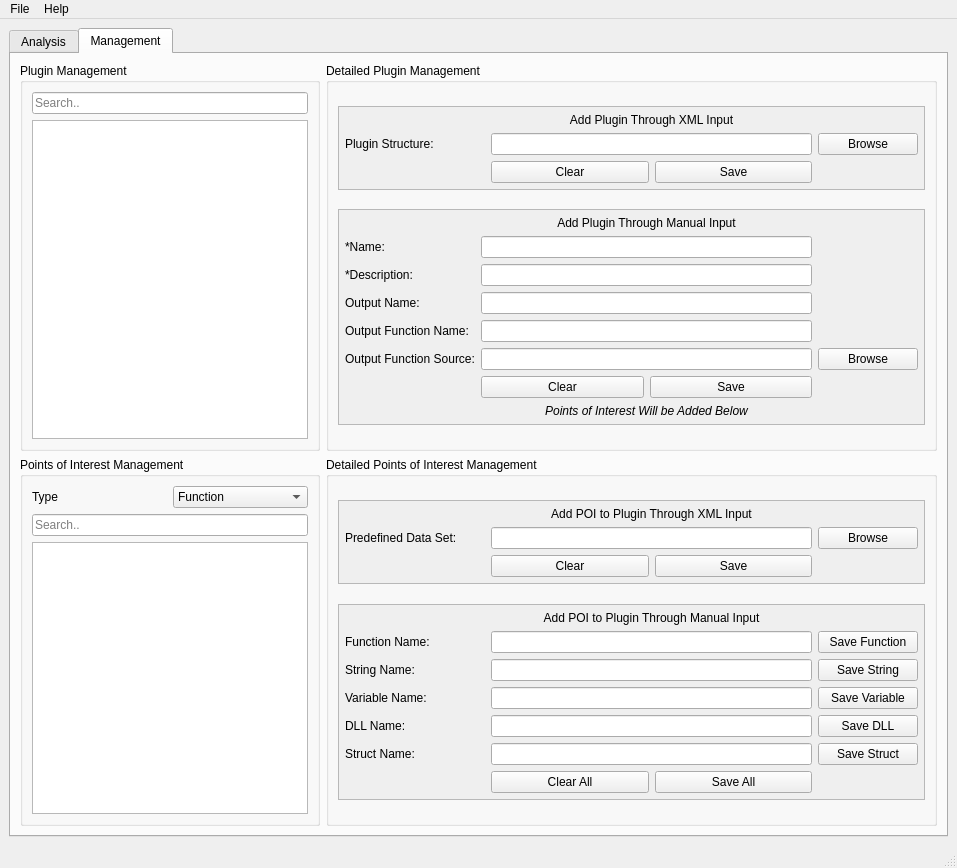
Above: src/GUI/ui_files/BATT5_GUI.ui from adalio0/BATT5 before the change. Below: the same form after it.
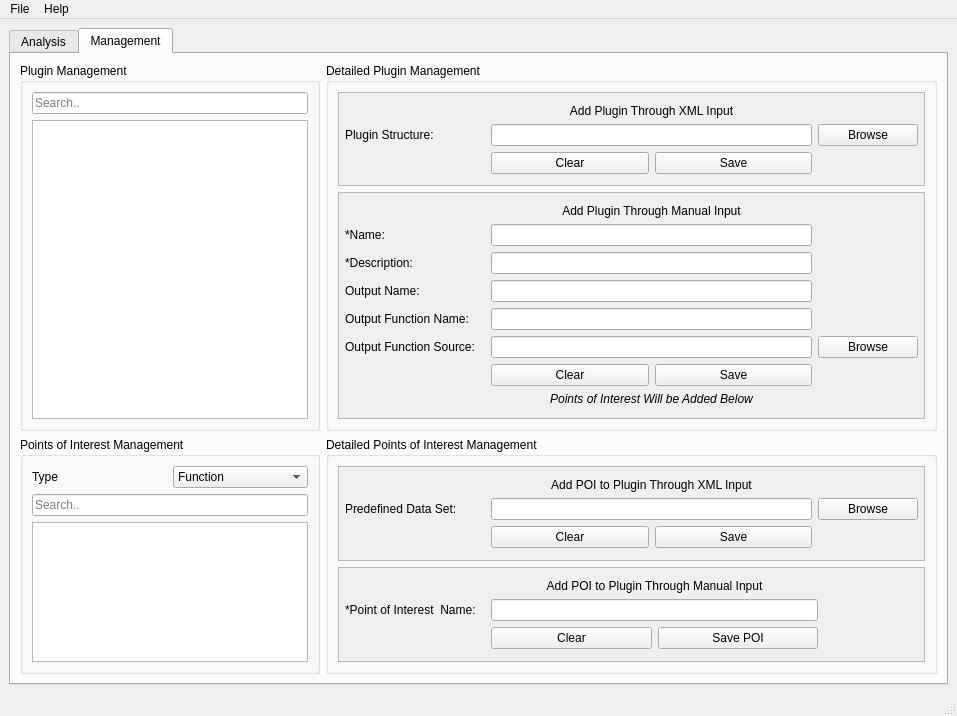
That is the form after the change. The open tabs and pages were chosen to show the change.

Diff of the .ui file:
```diff
--- a/src/GUI/ui_files/BATT5_GUI.ui
+++ b/src/GUI/ui_files/BATT5_GUI.ui
@@ -10,7 +10,7 @@
     <x>0</x>
     <y>0</y>
     <width>957</width>
-    <height>868</height>
+    <height>716</height>
    </rect>
   </property>
   <property name="windowTitle">
@@ -873,19 +873,6 @@
              <string>Detailed Plugin Management</string>
             </property>
             <layout class="QVBoxLayout" name="verticalLayout_15">
-             <item>
-              <spacer name="verticalSpacer_3">
-               <property name="orientation">
-                <enum>Qt::Vertical</enum>
-               </property>
-               <property name="sizeHint" stdset="0">
-                <size>
-                 <width>20</width>
-                 <height>40</height>
-                </size>
-               </property>
-              </spacer>
-             </item>
              <item>
               <widget class="QFrame" name="frame_4">
                <property name="whatsThis">
@@ -913,6 +900,19 @@
                 <property name="bottomMargin">
                  <number>6</number>
                 </property>
+                <item>
+                 <spacer name="verticalSpacer_3">
+                  <property name="orientation">
+                   <enum>Qt::Vertical</enum>
+                  </property>
+                  <property name="sizeHint" stdset="0">
+                   <size>
+                    <width>20</width>
+                    <height>40</height>
+                   </size>
+                  </property>
+                 </spacer>
+                </item>
                 <item>
                  <layout class="QGridLayout" name="manualPluginAdd">
                   <item row="1" column="1">
@@ -1016,22 +1016,22 @@
                   </item>
                  </layout>
                 </item>
+                <item>
+                 <spacer name="verticalSpacer_8">
+                  <property name="orientation">
+                   <enum>Qt::Vertical</enum>
+                  </property>
+                  <property name="sizeHint" stdset="0">
+                   <size>
+                    <width>20</width>
+                    <height>40</height>
+                   </size>
+                  </property>
+                 </spacer>
+                </item>
                </layout>
               </widget>
              </item>
-             <item>
-              <spacer name="verticalSpacer">
-               <property name="orientation">
-                <enum>Qt::Vertical</enum>
-               </property>
-               <property name="sizeHint" stdset="0">
-                <size>
-                 <width>20</width>
-                 <height>40</height>
-                </size>
-               </property>
-              </spacer>
-             </item>
              <item>
               <widget class="QFrame" name="frame_3">
                <property name="autoFillBackground">
@@ -1056,22 +1056,22 @@
                 <property name="bottomMargin">
                  <number>6</number>
                 </property>
+                <item>
+                 <spacer name="verticalSpacer">
+                  <property name="orientation">
+                   <enum>Qt::Vertical</enum>
+                  </property>
+                  <property name="sizeHint" stdset="0">
+                   <size>
+                    <width>20</width>
+                    <height>40</height>
+                   </size>
+                  </property>
+                 </spacer>
+                </item>
                 <item>
                  <layout class="QGridLayout" name="gridLayout_2">
-                  <item row="5" column="2">
-                   <widget class="QPushButton" name="dpmOutFuncSource_button">
-                    <property name="minimumSize">
-                     <size>
-                      <width>100</width>
-                      <height>0</height>
-                     </size>
-                    </property>
-                    <property name="text">
-                     <string>Browse</string>
-                    </property>
-                   </widget>
-                  </item>
-                  <item row="4" column="0">
+                  <item row="5" column="0">
                    <widget class="QLabel" name="dpmOutFuncName_label">
                     <property name="minimumSize">
                      <size>
@@ -1090,10 +1090,10 @@
                     </property>
                    </widget>
                   </item>
-                  <item row="2" column="1">
+                  <item row="3" column="1">
                    <widget class="QLineEdit" name="dpmPluginDesc_lineEdit"/>
                   </item>
-                  <item row="3" column="0">
+                  <item row="4" column="0">
                    <widget class="QLabel" name="dpmOutName_lable">
                     <property name="minimumSize">
                      <size>
@@ -1112,7 +1112,7 @@
                     </property>
                    </widget>
                   </item>
-                  <item row="6" column="1">
+                  <item row="7" column="1">
                    <layout class="QHBoxLayout" name="horizontalLayout_8">
                     <item>
                      <widget class="QPushButton" name="clearManualPlugin_button">
@@ -1130,7 +1130,7 @@
                     </item>
                    </layout>
                   </item>
-                  <item row="5" column="0">
+                  <item row="6" column="0">
                    <widget class="QLabel" name="dpmOutFuncSource_label">
                     <property name="minimumSize">
                      <size>
@@ -1149,7 +1149,23 @@
                     </property>
                    </widget>
                   </item>
-                  <item row="0" column="1">
+                  <item row="6" column="2">
+                   <widget class="QPushButton" name="dpmOutFuncSource_button">
+                    <property name="minimumSize">
+                     <size>
+                      <width>100</width>
+                      <height>0</height>
+                     </size>
+                    </property>
+                    <property name="text">
+                     <string>Browse</string>
+                    </property>
+                   </widget>
+                  </item>
+                  <item row="2" column="1">
+                   <widget class="QLineEdit" name="dpmPluginName_lineEdit"/>
+                  </item>
+                  <item row="1" column="1">
                    <widget class="QLabel" name="pluginEditingStatus_label">
                     <property name="maximumSize">
                      <size>
@@ -1171,54 +1187,10 @@
                     </property>
                    </widget>
                   </item>
-                  <item row="3" column="1">
-                   <widget class="QLineEdit" name="dpmOutName_lineEdit"/>
-                  </item>
-                  <item row="1" column="1">
-                   <widget class="QLineEdit" name="dpmPluginName_lineEdit"/>
-                  </item>
-                  <item row="1" column="0">
-                   <widget class="QLabel" name="dpmPluginName_label">
-                    <property name="minimumSize">
-                     <size>
-                      <width>120</width>
-                      <height>0</height>
-                     </size>
-                    </property>
-                    <property name="maximumSize">
-                     <size>
-                      <width>16777215</width>
-                      <height>16777215</height>
-                     </size>
-                    </property>
-                    <property name="text">
-                     <string>*Name:</string>
-                    </property>
-                   </widget>
-                  </item>
-                  <item row="4" column="1">
-                   <widget class="QLineEdit" name="dpmOutFuncName_lineEdit"/>
-                  </item>
-                  <item row="2" column="0">
-                   <widget class="QLabel" name="dpmPluginDesc_label">
-                    <property name="minimumSize">
-                     <size>
-                      <width>120</width>
-                      <height>0</height>
-                     </size>
-                    </property>
-                    <property name="maximumSize">
-                     <size>
-                      <width>16777215</width>
-                      <height>16777215</height>
-                     </size>
-                    </property>
-                    <property name="text">
-                     <string>*Description:</string>
-                    </property>
-                   </widget>
-                  </item>
                   <item row="5" column="1">
+                   <widget class="QLineEdit" name="dpmOutFuncName_lineEdit"/>
+                  </item>
+                  <item row="6" column="1">
                    <widget class="QLineEdit" name="dpmOutFuncSource_lineEdit">
                     <property name="font">
                      <font>
@@ -1236,7 +1208,26 @@
                     </property>
                    </widget>
                   </item>
-                  <item row="7" column="1">
+                  <item row="3" column="0">
+                   <widget class="QLabel" name="dpmPluginDesc_label">
+                    <property name="minimumSize">
+                     <size>
+                      <width>120</width>
+                      <height>0</height>
+                     </size>
+                    </property>
+                    <property name="maximumSize">
+                     <size>
+                      <width>16777215</width>
+                      <height>16777215</height>
+                     </size>
+                    </property>
+                    <property name="text">
+                     <string>*Description:</string>
+                    </property>
+                   </widget>
+                  </item>
+                  <item row="8" column="1">
                    <widget class="QLabel" name="label_7">
                     <property name="font">
                      <font>
@@ -1251,24 +1242,46 @@
                     </property>
                    </widget>
                   </item>
+                  <item row="4" column="1">
+                   <widget class="QLineEdit" name="dpmOutName_lineEdit"/>
+                  </item>
+                  <item row="2" column="0">
+                   <widget class="QLabel" name="dpmPluginName_label">
+                    <property name="minimumSize">
+                     <size>
+                      <width>140</width>
+                      <height>0</height>
+                     </size>
+                    </property>
+                    <property name="maximumSize">
+                     <size>
+                      <width>16777215</width>
+                      <height>16777215</height>
+                     </size>
+                    </property>
+                    <property name="text">
+                     <string>*Name:</string>
+                    </property>
+                   </widget>
+                  </item>
                  </layout>
                 </item>
+                <item>
+                 <spacer name="verticalSpacer_4">
+                  <property name="orientation">
+                   <enum>Qt::Vertical</enum>
+                  </property>
+                  <property name="sizeHint" stdset="0">
+                   <size>
+                    <width>20</width>
+                    <height>40</height>
+                   </size>
+                  </property>
+                 </spacer>
+                </item>
                </layout>
               </widget>
              </item>
-             <item>
-              <spacer name="verticalSpacer_4">
-               <property name="orientation">
-                <enum>Qt::Vertical</enum>
-               </property>
-               <property name="sizeHint" stdset="0">
-                <size>
-                 <width>20</width>
-                 <height>40</height>
-                </size>
-               </property>
-              </spacer>
-             </item>
             </layout>
            </widget>
           </item>
@@ -1378,19 +1391,6 @@
              <string>Detailed Points of Interest Management</string>
             </property>
             <layout class="QVBoxLayout" name="verticalLayout_18">
-             <item>
-              <spacer name="verticalSpacer_5">
-               <property name="orientation">
-                <enum>Qt::Vertical</enum>
-               </property>
-               <property name="sizeHint" stdset="0">
-                <size>
-                 <width>20</width>
-                 <height>40</height>
-                </size>
-               </property>
-              </spacer>
-             </item>
              <item>
               <widget class="QFrame" name="frame">
                <property name="minimumSize">
@@ -1421,6 +1421,19 @@
                 <property name="bottomMargin">
                  <number>6</number>
                 </property>
+                <item>
+                 <spacer name="verticalSpacer_5">
+                  <property name="orientation">
+                   <enum>Qt::Vertical</enum>
+                  </property>
+                  <property name="sizeHint" stdset="0">
+                   <size>
+                    <width>20</width>
+                    <height>40</height>
+                   </size>
+                  </property>
+                 </spacer>
+                </item>
                 <item>
                  <layout class="QGridLayout" name="gridLayout_3">
                   <item row="1" column="2">
@@ -1530,22 +1543,22 @@
                   </item>
                  </layout>
                 </item>
+                <item>
+                 <spacer name="verticalSpacer_7">
+                  <property name="orientation">
+                   <enum>Qt::Vertical</enum>
+                  </property>
+                  <property name="sizeHint" stdset="0">
+                   <size>
+                    <width>20</width>
+                    <height>40</height>
+                   </size>
+                  </property>
+                 </spacer>
+                </item>
                </layout>
               </widget>
              </item>
-             <item>
-              <spacer name="verticalSpacer_2">
-               <property name="orientation">
-                <enum>Qt::Vertical</enum>
-               </property>
-               <property name="sizeHint" stdset="0">
-                <size>
-                 <width>20</width>
-                 <height>40</height>
-                </size>
-               </property>
-              </spacer>
-             </item>
              <item>
               <widget class="QFrame" name="frame_2">
                <property name="autoFillBackground">
@@ -1573,169 +1586,123 @@
                 <property name="bottomMargin">
                  <number>6</number>
                 </property>
+                <item>
+                 <spacer name="verticalSpacer_2">
+                  <property name="orientation">
+                   <enum>Qt::Vertical</enum>
+                  </property>
+                  <property name="sizeHint" stdset="0">
+                   <size>
+                    <width>20</width>
+                    <height>40</height>
+                   </size>
+                  </property>
+                 </spacer>
+                </item>
                 <item>
                  <layout class="QGridLayout" name="gridLayout">
-                  <item row="3" column="0">
-                   <widget class="QLabel" name="varName_label">
-                    <property name="text">
-                     <string>Variable Name:</string>
-                    </property>
-                   </widget>
-                  </item>
                   <item row="2" column="0">
-                   <widget class="QLabel" name="strName_label">
-                    <property name="text">
-                     <string>String Name:</string>
-                    </property>
-                   </widget>
-                  </item>
-                  <item row="5" column="0">
-                   <widget class="QLabel" name="label">
-                    <property name="text">
-                     <string>Struct Name:</string>
-                    </property>
-                   </widget>
-                  </item>
-                  <item row="3" column="3">
-                   <widget class="QPushButton" name="saveVar_button">
-                    <property name="text">
-                     <string>Save Variable</string>
-                    </property>
-                   </widget>
-                  </item>
-                  <item row="4" column="0">
-                   <widget class="QLabel" name="dllName_label">
-                    <property name="text">
-                     <string>DLL Name:</string>
-                    </property>
-                   </widget>
-                  </item>
-                  <item row="3" column="2">
-                   <widget class="QLineEdit" name="varName_lineEdit"/>
-                  </item>
-                  <item row="5" column="2">
-                   <widget class="QLineEdit" name="structName_lineEdit"/>
-                  </item>
-                  <item row="5" column="3">
-                   <widget class="QPushButton" name="saveStruct_button">
-                    <property name="text">
-                     <string>Save Struct</string>
-                    </property>
-                   </widget>
-                  </item>
-                  <item row="0" column="2">
-                   <widget class="QLabel" name="addPoiManual_label">
-                    <property name="maximumSize">
-                     <size>
-                      <width>16777215</width>
-                      <height>25</height>
-                     </size>
-                    </property>
-                    <property name="font">
-                     <font>
-                      <weight>50</weight>
-                      <bold>false</bold>
-                     </font>
-                    </property>
-                    <property name="text">
-                     <string>Add POI to Plugin Through Manual Input</string>
-                    </property>
-                    <property name="alignment">
-                     <set>Qt::AlignCenter</set>
-                    </property>
-                   </widget>
-                  </item>
-                  <item row="1" column="2">
-                   <widget class="QLineEdit" name="funcName_lineEdit"/>
-                  </item>
-                  <item row="1" column="3">
-                   <widget class="QPushButton" name="saveFunc_button">
+                   <widget class="QLabel" name="addPoi_label">
                     <property name="minimumSize">
                      <size>
-                      <width>100</width>
+                      <width>140</width>
                       <height>0</height>
                      </size>
                     </property>
+                    <property name="maximumSize">
+                     <size>
+                      <width>16777215</width>
+                      <height>16777215</height>
+                     </size>
+                    </property>
                     <property name="text">
-                     <string>Save Function</string>
+                     <string>*Point of Interest  Name:</string>
                     </property>
                    </widget>
                   </item>
                   <item row="2" column="2">
                    <widget class="QLineEdit" name="strName_lineEdit"/>
                   </item>
-                  <item row="1" column="0">
-                   <widget class="QLabel" name="funcName_label">
-                    <property name="minimumSize">
-                     <size>
-                      <width>140</width>
-                      <height>0</height>
-                     </size>
-                    </property>
-                    <property name="maximumSize">
-                     <size>
-                      <width>16777215</width>
-                      <height>16777215</height>
-                     </size>
-                    </property>
-                    <property name="text">
-                     <string>Function Name:</string>
-                    </property>
-                   </widget>
-                  </item>
-                  <item row="6" column="2">
+                  <item row="3" column="2">
                    <layout class="QHBoxLayout" name="horizontalLayout_11">
                     <item>
                      <widget class="QPushButton" name="clearPoiAll_button">
                       <property name="text">
-                       <string>Clear All</string>
+                       <string>Clear</string>
                       </property>
                      </widget>
                     </item>
                     <item>
-                     <widget class="QPushButton" name="pushButton_2">
+                     <widget class="QPushButton" name="savePoi_button">
+                      <property name="minimumSize">
+                       <size>
+                        <width>100</width>
+                        <height>0</height>
+                       </size>
+                      </property>
                       <property name="text">
-                       <string>Save All</string>
+                       <string>Save POI</string>
                       </property>
                      </widget>
                     </item>
                    </layout>
                   </item>
-                  <item row="4" column="3">
-                   <widget class="QPushButton" name="saveDll_button">
+                  <item row="1" column="2">
+                   <widget class="QLabel" name="addPoiManual_label">
+                    <property name="maximumSize">
+                     <size>
+                      <width>16777215</width>
+                      <height>25</height>
+                     </size>
+                    </property>
+                    <property name="font">
+                     <font>
+                      <weight>50</weight>
+                      <bold>false</bold>
+                     </font>
+                    </property>
                     <property name="text">
-                     <string>Save DLL</string>
+                     <string>Add POI to Plugin Through Manual Input</string>
+                    </property>
+                    <property name="alignment">
+                     <set>Qt::AlignCenter</set>
                     </property>
                    </widget>
                   </item>
-                  <item row="4" column="2">
-                   <widget class="QLineEdit" name="dllName_lineEdit"/>
-                  </item>
                   <item row="2" column="3">
-                   <widget class="QPushButton" name="saveString_button">
-                    <property name="text">
-                     <string>Save String</string>
+                   <spacer name="horizontalSpacer">
+                    <property name="orientation">
+                     <enum>Qt::Horizontal</enum>
                     </property>
-                   </widget>
+                    <property name="sizeType">
+                     <enum>QSizePolicy::Fixed</enum>
+                    </property>
+                    <property name="sizeHint" stdset="0">
+                     <size>
+                      <width>100</width>
+                      <height>20</height>
+                     </size>
+                    </property>
+                   </spacer>
                   </item>
                  </layout>
                 </item>
+                <item>
+                 <spacer name="verticalSpacer_6">
+                  <property name="orientation">
+                   <enum>Qt::Vertical</enum>
+                  </property>
+                  <property name="sizeHint" stdset="0">
+                   <size>
+                    <width>20</width>
+                    <height>40</height>
+                   </size>
+                  </property>
+                 </spacer>
+                </item>
                </layout>
               </widget>
              </item>
-             <item>
-              <spacer name="verticalSpacer_6">
-               <property name="orientation">
-                <enum>Qt::Vertical</enum>
-               </property>
-               <property name="sizeHint" stdset="0">
-                <size>
-                 <width>20</width>
-                 <height>40</height>
-                </size>
-               </property>
-              </spacer>
-             </item>
             </layout>
            </widget>
           </item>
```
Left out of the diff: 6 changed lines with no effect on the pictures.
